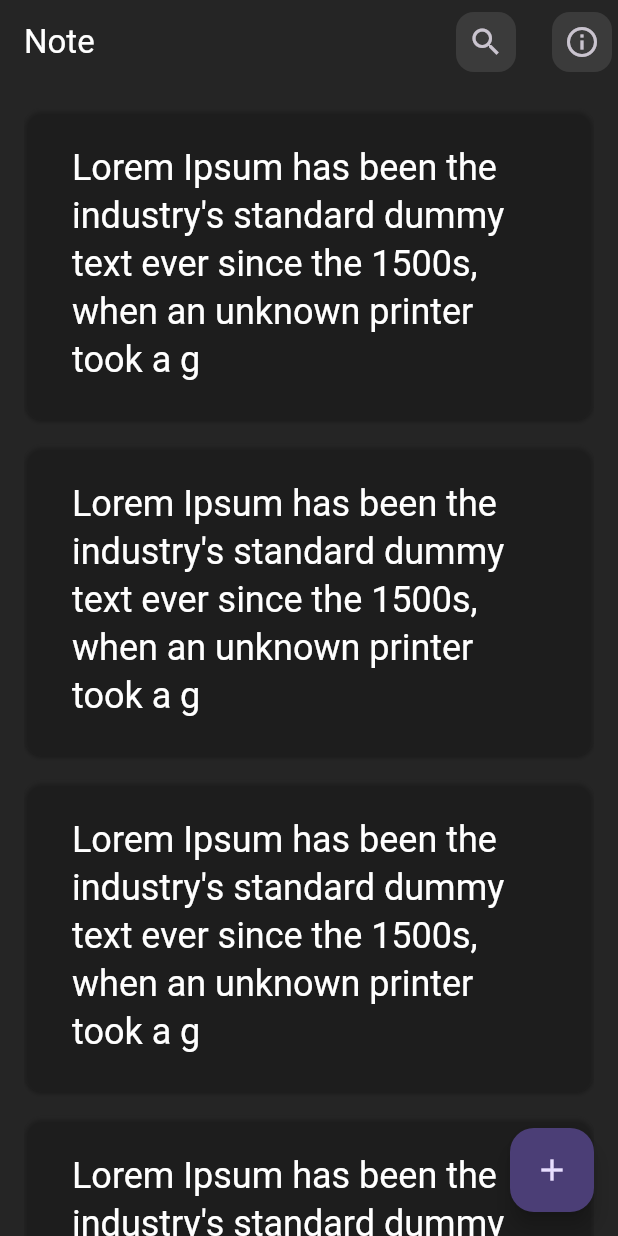
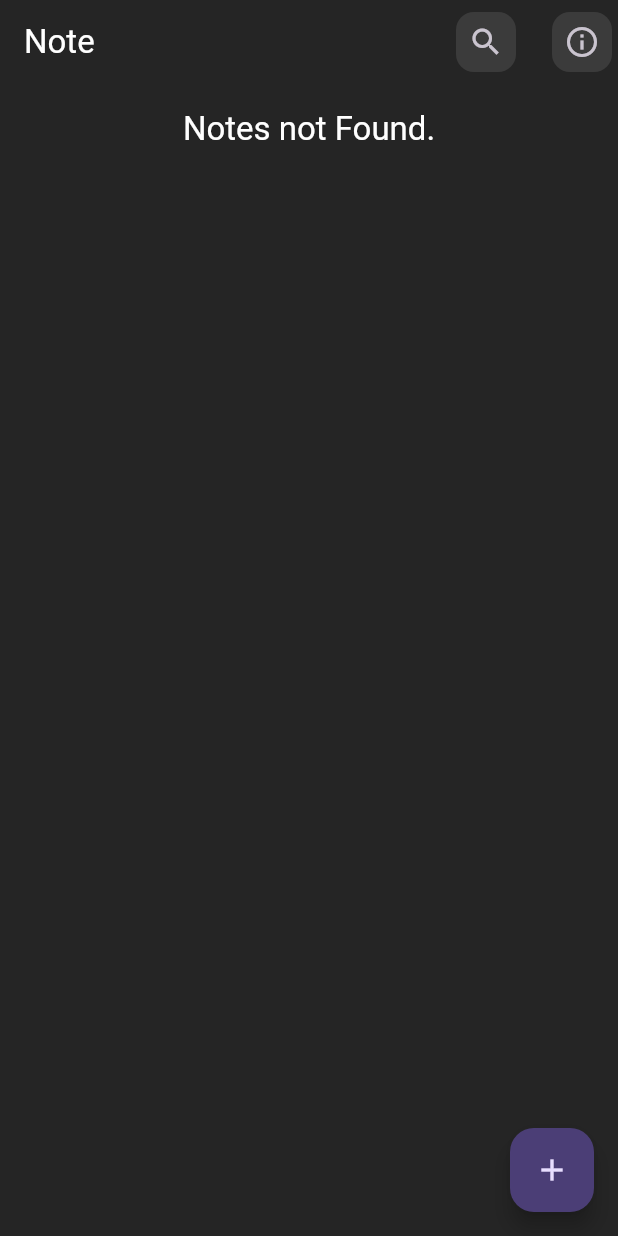
Before and after one commit to NOORABUSALEM/note_app_using_cubit, a Flutter app: the screen it shows after launch, on a phone screen of 412 x 824 dp. Run offline on Flutter 3.47's test engine with Material 3 defaults, Android fonts, the phone set to English and light mode, and no system bars; our stand-ins replace bloc, equatable, flutter_bloc, gap, get_it, sqflite; accounts and stored records are empty; generated files the repository leaves out were written again.

Commit message:
Add Crud operation on notes

```diff
--- /dev/null
+++ b/lib/core/shared_data_services/shared_data_services.dart
@@ -0,0 +1,11 @@
+import 'package:note/sahred/note_service/model/note_model.dart';
+
+class SharedDataServices {
+  NoteModel _note = NoteModel.empty;
+
+  NoteModel get note => _note;
+
+  set note(NoteModel value) {
+    _note = value;
+  }
+}
--- /dev/null
+++ b/lib/features/home/cubit/notes_cubit/notes_cubit.dart
@@ -0,0 +1,38 @@
+import 'package:bloc/bloc.dart';
+import 'package:equatable/equatable.dart';
+import 'package:meta/meta.dart';
+import 'package:note/sahred/note_service/model/note_model.dart';
+import 'package:note/sahred/note_service/repo/note_data_provider.dart';
+import 'package:note/sahred/note_service/repo/note_repo.dart';
+
+part 'notes_state.dart';
+
+class NotesCubit extends Cubit<NotesState> {
+  late final NoteRepo _repo;
+
+  NotesCubit() : super(NotesInitial()) {
+    _repo = NoteRepo(NoteDataProvider());
+    fetchNotes();
+  }
+
+  void fetchNotes() async {
+    emit(NotesLoading());
+    final result = await _repo.fetch(50);
+    if (result.isNotEmpty) {
+      emit(NotesSuccess(result));
+      return;
+    }
+    emit(NotesError("Notes not Found."));
+  }
+
+  void deleteNote(NoteModel note) async {
+    emit(NotesLoading());
+    final result = await _repo.delete(note);
+    if (result > 0) {
+      final result = await _repo.fetch(50);
+      emit(NotesSuccess(result));
+      return;
+    }
+    emit(NotesError("Failed to delete Note."));
+  }
+}
--- /dev/null
+++ b/lib/features/home/cubit/notes_cubit/notes_state.dart
@@ -0,0 +1,32 @@
+part of 'notes_cubit.dart';
+
+@immutable
+sealed class NotesState extends Equatable {}
+
+final class NotesInitial extends NotesState {
+  @override
+  List<Object?> get props => [];
+}
+
+final class NotesLoading extends NotesState {
+  @override
+  List<Object?> get props => [];
+}
+
+final class NotesSuccess extends NotesState {
+  final List<NoteModel> notes;
+
+  NotesSuccess(this.notes);
+
+  @override
+  List<Object?> get props => [notes];
+}
+
+final class NotesError extends NotesState {
+  final String message;
+
+  NotesError(this.message);
+
+  @override
+  List<Object?> get props => [];
+}
--- a/lib/features/home/presentation/home_screen.dart
+++ b/lib/features/home/presentation/home_screen.dart
@@ -3,11 +3,14 @@ import 'dart:math' as math;
 import 'package:flutter/material.dart';
 import 'package:flutter_bloc/flutter_bloc.dart';
 import 'package:gap/gap.dart';
+import 'package:get_it/get_it.dart';
 import 'package:note/core/extensions/build_context_extensions.dart';
 import 'package:note/core/l10n_helper/cubit/l10n_lang_cubit.dart';
 import 'package:note/core/routes/app_routes.dart';
+import 'package:note/core/shared_data_services/shared_data_services.dart';
 import 'package:note/core/styles/color_constants.dart';
 import 'package:note/core/styles/widget_styles.dart';
+import 'package:note/features/home/cubit/notes_cubit/notes_cubit.dart';
 import 'package:note/features/home/cubit/search_bar_cubit/search_bar_cubit.dart';
 import 'package:note/sahred/note_service/model/note_model.dart';
 
@@ -24,9 +27,9 @@ class HomeScreen extends StatelessWidget {
         BlocProvider(
           create: (context) => SearchBarCubit(),
         ),
-        // BlocProvider(
-        //   create: (context) => L10nLangCubit(),
-        // ),
+        BlocProvider(
+          create: (context) => NotesCubit(),
+        ),
       ],
       child: const HomeScreenView(),
     );
@@ -105,27 +108,57 @@ class HomeScreenView extends StatelessWidget {
           },
         ),
       ),
-      body: Padding(
+      body: RefreshIndicator(
+        onRefresh: () async {
+          context.read<NotesCubit>().fetchNotes();
+        },
+        child: Padding(
           padding: const EdgeInsets.symmetric(horizontal: 16.0),
           child: Column(
             mainAxisAlignment: MainAxisAlignment.start,
             crossAxisAlignment: CrossAxisAlignment.center,
             children: [
               const Gap(16),
-            Expanded(
+              BlocBuilder<NotesCubit, NotesState>(
+                builder: (context, state) {
+                  return switch (state) {
+                    NotesInitial() => const SizedBox.shrink(),
+                    NotesLoading() =>
+                      const Center(child: CircularProgressIndicator()),
+                    NotesSuccess() => Expanded(
                         child: ListView.separated(
                           itemBuilder: (context, index) {
-                  return const NoteCard(
-                    note: NoteModel(),
+                            final note = state.notes[index];
+                            return NoteCard(
+                              note: note,
+                              onPressed: () {
+                                GetIt.I<SharedDataServices>().note = note;
+                                context.gotoNamed(AppRoutes.note).then(
+                                  (value) {
+                                    GetIt.I<SharedDataServices>().note =
+                                        NoteModel.empty;
+                                  },
+                                );
+                              },onRemove: () {
+                                context.read<NotesCubit>().deleteNote(note);
+                              },
                             );
                           },
                           separatorBuilder: (context, index) {
                             return const Gap(16);
                           },
-                itemCount: 10,
+                          itemCount: state.notes.length,
                         ),
                       ),
+                    NotesError() => Center(
+                        child: Text(state.message,
+                            style: Theme.of(context).textTheme.titleLarge),
+                      ),
+                  };
+                },
+              )
             ],
+          ),
         ),
       ),
       floatingActionButton: FloatingActionButton(
@@ -222,17 +255,21 @@ class CustomSearchBar extends StatelessWidget {
 }
 
 class NoteCard extends StatelessWidget {
-  const NoteCard({
-    super.key,
-    required this.note,
-  });
+  const NoteCard(
+      {super.key, required this.note, this.onPressed, this.onRemove});
 
+  final void Function()? onPressed;
+  final void Function()? onRemove;
   final NoteModel note;
 
   @override
   Widget build(BuildContext context) {
-    return Card(
-      color: Color.fromARGB(
+    return InkWell(
+      onTap: onPressed,
+      child: Card(
+        color: note.colorCode != null
+            ? Color(note.colorCode!)
+            : Color.fromARGB(
                 math.Random.secure().nextInt(255),
                 math.Random.secure().nextInt(255),
                 math.Random.secure().nextInt(255),
@@ -246,6 +283,15 @@ class NoteCard extends StatelessWidget {
               note.title ?? placeholderText,
               style: Theme.of(context).textTheme.headlineSmall,
             ),
+            trailing: InkWell(
+              onTap: onRemove,
+              child: Icon(
+                Icons.delete_forever_outlined,
+                color: Colors.redAccent,
+                size: 35,
+              ),
+            ),
+          ),
         ),
       ),
     );
--- a/lib/features/note/cubit/note_alert_cubit/alert_note_cubit.dart
+++ b/lib/features/note/cubit/note_alert_cubit/alert_note_cubit.dart
@@ -11,7 +11,7 @@ class AlertNoteCubit extends Cubit<AlertNoteState> {
   }
 
   void error(String message) {
-    emit(AlertNoteSuccess(message));
+    emit(AlertNoteError(message));
   }
 
   void loading() {
--- a/lib/main.dart
+++ b/lib/main.dart
@@ -1,11 +1,15 @@
 import 'package:flutter/material.dart';
 import 'package:flutter_bloc/flutter_bloc.dart';
 import 'package:flutter_gen/gen_l10n/app_localizations.dart';
+import 'package:get_it/get_it.dart';
 import 'package:note/core/l10n_helper/cubit/l10n_lang_cubit.dart';
 import 'package:note/core/routes/app_routes.dart';
+import 'package:note/core/shared_data_services/shared_data_services.dart';
 import 'package:note/core/theme/app_theme.dart';
 
 void main() {
+  WidgetsFlutterBinding.ensureInitialized();
+  GetIt.I.registerLazySingleton(() => SharedDataServices());
   runApp(const MainApp());
 }
 
@@ -14,8 +18,12 @@ class MainApp extends StatelessWidget {
 
   @override
   Widget build(BuildContext context) {
-    return BlocProvider(
-      create: (context) => L10nLangCubit(),
+    return MultiBlocProvider(
+      providers: [
+        BlocProvider(
+          create: (context) => L10nLangCubit(),
+        ),
+      ],
       child: const MainMaterialApp(),
     );
   }
--- a/lib/sahred/note_service/model/note_model.dart
+++ b/lib/sahred/note_service/model/note_model.dart
@@ -5,6 +5,7 @@ class NoteModel extends Equatable {
   final String? title;
   final String? description;
   final int? colorCode;
+  static const empty = NoteModel();
 
   const NoteModel({
     this.id,
--- a/pubspec.yaml
+++ b/pubspec.yaml
@@ -18,7 +18,7 @@ dependencies:
   path: ^1.9.0
   provider: ^6.1.2
   sqflite: ^2.3.3+2
-
+  get_it: ^8.0.0
 
 dev_dependencies:
   flutter_test:
```
Also changed, not shown: lib/features/note/cubit/note_cubit/note_cubit.dart (+31 -2 lines), lib/features/note/cubit/note_cubit/note_state.dart (+9 -0 lines), lib/features/note/presntation/note_screen.dart (+24 -26 lines), lib/sahred/note_service/repo/note_data_provider.dart (+22 -0 lines), lib/sahred/note_service/repo/note_repo.dart (+8 -0 lines), pubspec.lock. Lines whose indentation alone changed are shown as unchanged.
